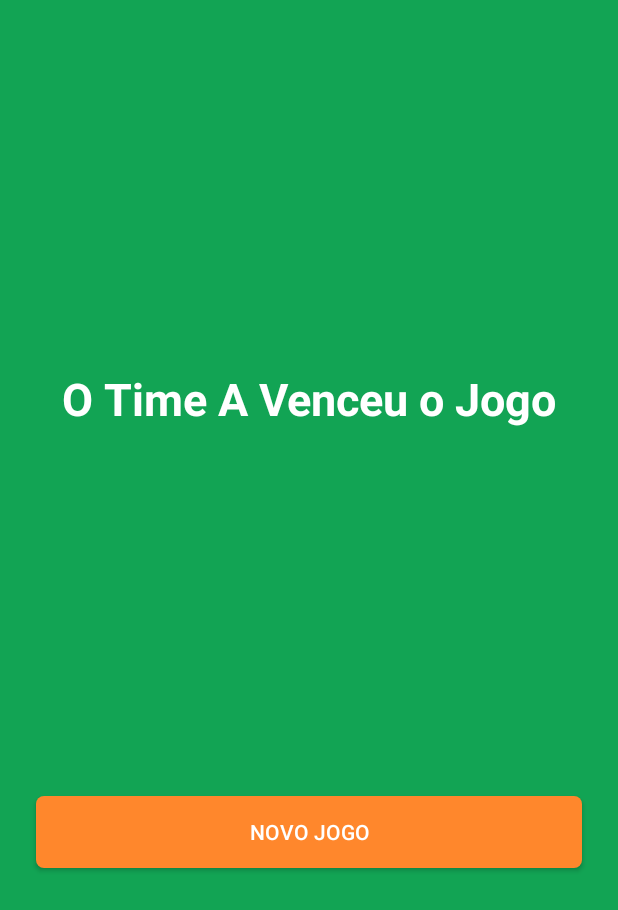
After one commit to MarioFronza/set-manager, an Android app: the layout activity_winner.xml on its own in the app's theme, with its tools: preview values and no code run, on a phone screen of 412 x 824 dp. The commit adds this screen. Shown: the top 910 px of the screen. Run offline under Robolectric (Android 15) with nearby library versions, the phone set to English and light mode, and no system bars.

Commit message:
feat: added winner activity

```diff
--- a/app/src/main/AndroidManifest.xml
+++ b/app/src/main/AndroidManifest.xml
@@ -9,8 +9,9 @@
         android:roundIcon="@mipmap/ic_launcher_round"
         android:supportsRtl="true"
         android:theme="@style/AppTheme">
-        <activity android:name=".MainActivity" />
-        <activity android:name=".InitGameActivity">
+        <activity android:name=".activities.WinnerActivity"></activity>
+        <activity android:name=".activities.MainActivity" />
+        <activity android:name=".activities.InitGameActivity">
             <intent-filter>
                 <action android:name="android.intent.action.MAIN" />
 
--- a/app/src/main/java/com/mariofronza/setmanager/GameController.java
+++ b/app/src/main/java/com/mariofronza/setmanager/GameController.java
@@ -26,7 +26,7 @@ public class GameController {
         this.observerList = new ArrayList<>();
     }
 
-    void addObserver(Observer observer) {
+    public void addObserver(Observer observer) {
         this.observerList.add(observer);
     }
 
--- a/app/src/main/java/com/mariofronza/setmanager/InitGameActivity.java
+++ b/app/src/main/java/com/mariofronza/setmanager/activities/InitGameActivity.java
@@ -1,4 +1,4 @@
-package com.mariofronza.setmanager;
+package com.mariofronza.setmanager.activities;
 
 import androidx.appcompat.app.AppCompatActivity;
 
@@ -9,6 +9,7 @@ import android.widget.Button;
 import android.widget.EditText;
 import android.widget.Toast;
 
+import com.mariofronza.setmanager.R;
 import com.mariofronza.setmanager.data.Game;
 import com.mariofronza.setmanager.data.Set;
 import com.mariofronza.setmanager.data.Team;
--- a/app/src/main/res/layout/activity_init_game.xml
+++ b/app/src/main/res/layout/activity_init_game.xml
@@ -5,7 +5,7 @@
     android:layout_width="match_parent"
     android:layout_height="match_parent"
     android:background="#E5E5E5"
-    tools:context=".InitGameActivity">
+    tools:context=".activities.InitGameActivity">
 
     <TextView
         android:id="@+id/tvInitGame"
--- a/app/src/main/res/layout/activity_main.xml
+++ b/app/src/main/res/layout/activity_main.xml
@@ -5,7 +5,7 @@
     android:layout_width="match_parent"
     android:layout_height="match_parent"
     android:background="#E5E5E5"
-    tools:context=".MainActivity">
+    tools:context=".activities.MainActivity">
 
     <androidx.appcompat.widget.Toolbar
         android:id="@+id/toolbar"
--- /dev/null
+++ b/app/src/main/res/layout/activity_winner.xml
@@ -0,0 +1,46 @@
+<?xml version="1.0" encoding="utf-8"?>
+<androidx.constraintlayout.widget.ConstraintLayout xmlns:android="http://schemas.android.com/apk/res/android"
+    xmlns:app="http://schemas.android.com/apk/res-auto"
+    xmlns:tools="http://schemas.android.com/tools"
+    android:layout_width="match_parent"
+    android:layout_height="match_parent"
+    android:background="@color/winnerColor"
+    tools:context=".activities.WinnerActivity">
+
+    <TextView
+        android:id="@+id/tvWinnerName"
+        android:layout_width="0dp"
+        android:layout_height="wrap_content"
+        android:layout_marginStart="24dp"
+        android:layout_marginLeft="24dp"
+        android:layout_marginEnd="24dp"
+        android:layout_marginRight="24dp"
+        android:gravity="center"
+        android:lineSpacingExtra="14sp"
+        android:text="O Time A Venceu o Jogo"
+        android:textColor="@android:color/white"
+        android:textSize="30sp"
+        android:textStyle="bold"
+        app:layout_constraintBottom_toTopOf="@+id/btnRestartGame"
+        app:layout_constraintEnd_toEndOf="parent"
+        app:layout_constraintHorizontal_bias="0.5"
+        app:layout_constraintStart_toStartOf="parent"
+        app:layout_constraintTop_toTopOf="parent" />
+
+    <Button
+        android:id="@+id/btnRestartGame"
+        android:layout_width="0dp"
+        android:layout_height="wrap_content"
+        android:layout_marginStart="24dp"
+        android:layout_marginLeft="24dp"
+        android:layout_marginEnd="24dp"
+        android:layout_marginRight="24dp"
+        android:background="@drawable/button_background"
+        android:text="Novo jogo"
+        android:textColor="@android:color/white"
+        app:layout_constraintBottom_toBottomOf="parent"
+        app:layout_constraintEnd_toEndOf="parent"
+        app:layout_constraintHorizontal_bias="0.5"
+        app:layout_constraintStart_toStartOf="parent"
+        app:layout_constraintTop_toBottomOf="@+id/tvWinnerName" />
+</androidx.constraintlayout.widget.ConstraintLayout>
```
Also changed, not shown: app/src/main/java/com/mariofronza/setmanager/activities/MainActivity.java (renamed from app/src/main/java/com/mariofronza/setmanager/MainActivity.java, +10 -3 lines), app/src/main/java/com/mariofronza/setmanager/activities/WinnerActivity.java (added, +43 -0 lines).
